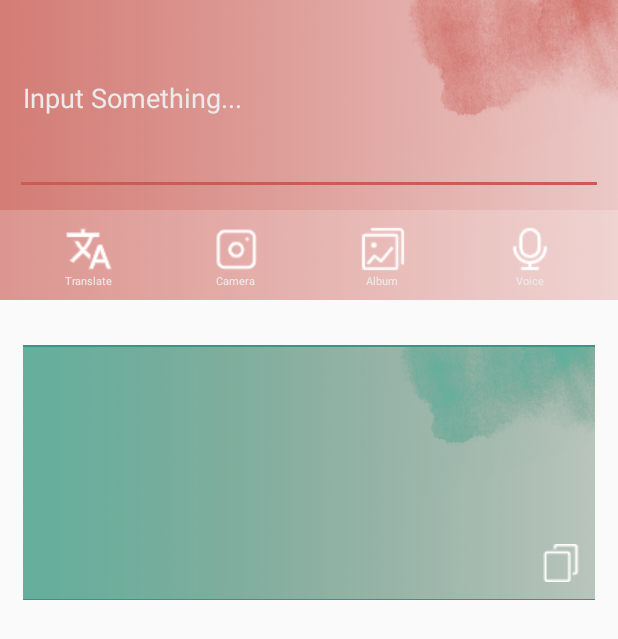
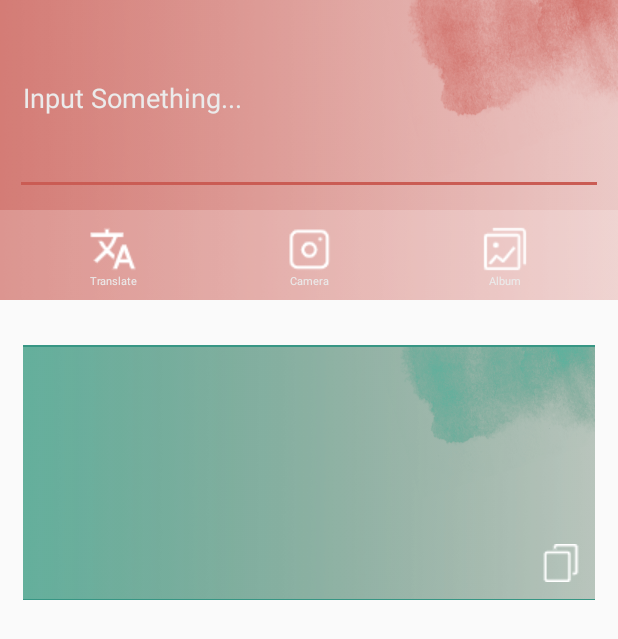
Before and after one commit to Easonrust/Yoker, an Android app: the fragment FragmentTranslate shown on its own in the app's theme, on a phone screen of 412 x 824 dp. Shown: the top 639 px of the screen. Run offline under Robolectric (Android 15) with nearby library versions, the phone set to English and light mode, and no system bars; network calls fail.

Commit message:
change front end

```diff
--- a/front/MaterialDesign-master/app/src/main/java/com/yechaoa/materialdesign/activity/AddCardToBookActivity.java
+++ b/front/MaterialDesign-master/app/src/main/java/com/yechaoa/materialdesign/activity/AddCardToBookActivity.java
@@ -103,7 +103,7 @@ public class AddCardToBookActivity extends ToolbarActivity  {
                         @Override
                         public void run() {
                             //debug
-                            Toast.makeText(AddCardToBookActivity.this, cardName, Toast.LENGTH_LONG).show();
+//                            Toast.makeText(AddCardToBookActivity.this, cardName, Toast.LENGTH_LONG).show();
 
                             addBookList.setLayoutManager(new LinearLayoutManager(AddCardToBookActivity.this)); // create a recyclerView in a LinearView
 
--- a/front/MaterialDesign-master/app/src/main/java/com/yechaoa/materialdesign/activity/BookActivity.java
+++ b/front/MaterialDesign-master/app/src/main/java/com/yechaoa/materialdesign/activity/BookActivity.java
@@ -240,7 +240,7 @@ public class BookActivity extends ToolbarActivity {
                 finish();
                 return true;
             case R.id.menu_settings:
-                Toast.makeText(this, "Settings", Toast.LENGTH_SHORT).show();
+//                Toast.makeText(this, "Settings", Toast.LENGTH_SHORT).show();
                 Intent intent=new Intent(this,ModifyBookDescriptionActivity.class);
                 intent.putExtra("bookTitle", title);
                 startActivityForResult(intent, 1);
--- a/front/MaterialDesign-master/app/src/main/java/com/yechaoa/materialdesign/activity/BookGenerateActivity.java
+++ b/front/MaterialDesign-master/app/src/main/java/com/yechaoa/materialdesign/activity/BookGenerateActivity.java
@@ -68,7 +68,7 @@ public class BookGenerateActivity extends ToolbarActivity implements View.OnClic
                     description = til_book_description.getEditText().getText().toString().trim();
 
                     //将description传到后端
-                    Toast.makeText(this, "Description Ok", Toast.LENGTH_SHORT).show();
+//                    Toast.makeText(this, "Description Ok", Toast.LENGTH_SHORT).show();
 
                     new Thread(new Runnable() {
                         @Override
--- a/front/MaterialDesign-master/app/src/main/java/com/yechaoa/materialdesign/activity/LoginActivity.java
+++ b/front/MaterialDesign-master/app/src/main/java/com/yechaoa/materialdesign/activity/LoginActivity.java
@@ -96,7 +96,7 @@ public class LoginActivity extends ToolbarActivity implements View.OnClickListen
         switch (v.getId()) {
             case R.id.btn_login:
                 //登陆的处理
-                Toast.makeText(this, "Login", Toast.LENGTH_SHORT).show();
+//                Toast.makeText(this, "Login", Toast.LENGTH_SHORT).show();
 
                 //获得用户名和密码
                 userName = mTilName.getEditText().getText().toString().trim();
@@ -177,7 +177,7 @@ public class LoginActivity extends ToolbarActivity implements View.OnClickListen
                 break;
             case R.id.btn_register:
                 //跳转到注册界面
-                Toast.makeText(this, "Register", Toast.LENGTH_SHORT).show();
+//                Toast.makeText(this, "Register", Toast.LENGTH_SHORT).show();
 
                 //跳转等待结果
                 Intent intent=new Intent(LoginActivity.this,RegisterActivity.class);
--- a/front/MaterialDesign-master/app/src/main/java/com/yechaoa/materialdesign/activity/SearchActivity.java
+++ b/front/MaterialDesign-master/app/src/main/java/com/yechaoa/materialdesign/activity/SearchActivity.java
@@ -206,6 +206,7 @@ public class SearchActivity extends ToolbarActivity {
 //
 //                cardAdapter.notifyDataSetChanged();
 ////                    mSearchResult.setVisibility(View.INVISIBLE);
+                ivNothing.setVisibility(View.INVISIBLE);
                 return false;
             }
         });
--- a/front/MaterialDesign-master/app/src/main/java/com/yechaoa/materialdesign/fragment/FragmentHome.java
+++ b/front/MaterialDesign-master/app/src/main/java/com/yechaoa/materialdesign/fragment/FragmentHome.java
@@ -13,7 +13,7 @@ import com.yechaoa.materialdesign.R;
 import com.yechaoa.materialdesign.activity.BookCollectionActivity;
 import com.yechaoa.materialdesign.activity.SearchActivity;
 
-public class FragmentHome extends Fragment implements View.OnClickListener{
+public class FragmentHome extends MyFragment implements View.OnClickListener{
 
     Button btn_search;
 
@@ -42,4 +42,5 @@ public class FragmentHome extends Fragment implements View.OnClickListener{
         }
     }
 
+    @Override public void refresh() {}
 }
--- a/front/MaterialDesign-master/app/src/main/java/com/yechaoa/materialdesign/fragment/FragmentMe.java
+++ b/front/MaterialDesign-master/app/src/main/java/com/yechaoa/materialdesign/fragment/FragmentMe.java
@@ -34,7 +34,7 @@ import okhttp3.Request;
 import okhttp3.Response;
 
 
-public class FragmentMe extends Fragment implements View.OnClickListener{
+public class FragmentMe extends MyFragment implements View.OnClickListener{
 
     private LinearLayout llHead;
     private RelativeLayout rlBookCollection, rlSetting;
@@ -167,4 +167,6 @@ public class FragmentMe extends Fragment implements View.OnClickListener{
 
     }
 
+    @Override public void refresh() {}
+
 }
--- /dev/null
+++ b/front/MaterialDesign-master/app/src/main/java/com/yechaoa/materialdesign/fragment/MyFragment.java
@@ -0,0 +1,9 @@
+package com.yechaoa.materialdesign.fragment;
+
+import android.os.Bundle;
+import android.support.v4.app.Fragment;
+
+
+public abstract class MyFragment extends Fragment {
+    abstract public void refresh();
+}
--- a/front/MaterialDesign-master/app/src/main/res/layout/activity_book_collection.xml
+++ b/front/MaterialDesign-master/app/src/main/res/layout/activity_book_collection.xml
@@ -26,9 +26,7 @@
         android:layout_height="match_parent"
         android:layout_marginTop="60dp"
         app:layout_constraintBottom_toTopOf="@+id/btn_create_book"
-        app:layout_constraintTop_toBottomOf="@+id/include"
-        app:layout_constraintLeft_toLeftOf="parent"
-        app:layout_constraintRight_toRightOf="parent">
+        app:layout_constraintTop_toBottomOf="@+id/include">
 
     </android.support.v7.widget.RecyclerView>
 
--- a/front/MaterialDesign-master/app/src/main/res/layout/fragment_translate.xml
+++ b/front/MaterialDesign-master/app/src/main/res/layout/fragment_translate.xml
@@ -112,30 +112,30 @@
                         android:textColor="@color/text_white"/>
                 </LinearLayout>
 
-                <LinearLayout
-                    android:layout_width="match_parent"
-                    android:layout_height="match_parent"
-                    android:orientation="vertical"
-                    android:layout_marginLeft="10dp"
-                    android:layout_marginRight="10dp"
-                    android:layout_weight="1">
+<!--                <LinearLayout-->
+<!--                    android:layout_width="match_parent"-->
+<!--                    android:layout_height="match_parent"-->
+<!--                    android:orientation="vertical"-->
+<!--                    android:layout_marginLeft="10dp"-->
+<!--                    android:layout_marginRight="10dp"-->
+<!--                    android:layout_weight="1">-->
 
-                    <ImageButton
-                        android:id="@+id/btn_microphone"
-                        android:layout_width="match_parent"
-                        android:src="@drawable/selector_bottom_microphone"
-                        android:background="@color/transparent"
-                        android:layout_height="32dp"
-                        android:textColor="@color/text_white"
-                        android:layout_gravity="center_horizontal"/>
-                    <TextView
-                        android:layout_width="match_parent"
-                        android:layout_height="wrap_content"
-                        android:textAlignment="center"
-                        android:text="Voice"
-                        android:textSize="7sp"
-                        android:textColor="@color/text_white"/>
-                </LinearLayout>
+<!--                    <ImageButton-->
+<!--                        android:id="@+id/btn_microphone"-->
+<!--                        android:layout_width="match_parent"-->
+<!--                        android:src="@drawable/selector_bottom_microphone"-->
+<!--                        android:background="@color/transparent"-->
+<!--                        android:layout_height="32dp"-->
+<!--                        android:textColor="@color/text_white"-->
+<!--                        android:layout_gravity="center_horizontal"/>-->
+<!--                    <TextView-->
+<!--                        android:layout_width="match_parent"-->
+<!--                        android:layout_height="wrap_content"-->
+<!--                        android:textAlignment="center"-->
+<!--                        android:text="Voice"-->
+<!--                        android:textSize="7sp"-->
+<!--                        android:textColor="@color/text_white"/>-->
+<!--                </LinearLayout>-->
 
             </LinearLayout>
 
```
Also changed, not shown: front/MaterialDesign-master/app/src/main/java/com/yechaoa/materialdesign/activity/MainActivity.java (+19 -5 lines), front/MaterialDesign-master/app/src/main/java/com/yechaoa/materialdesign/fragment/Fragment4.java (deleted, +0 -56 lines), front/MaterialDesign-master/app/src/main/java/com/yechaoa/materialdesign/fragment/FragmentTranslate.java (+188 -13 lines), 1 other file.
